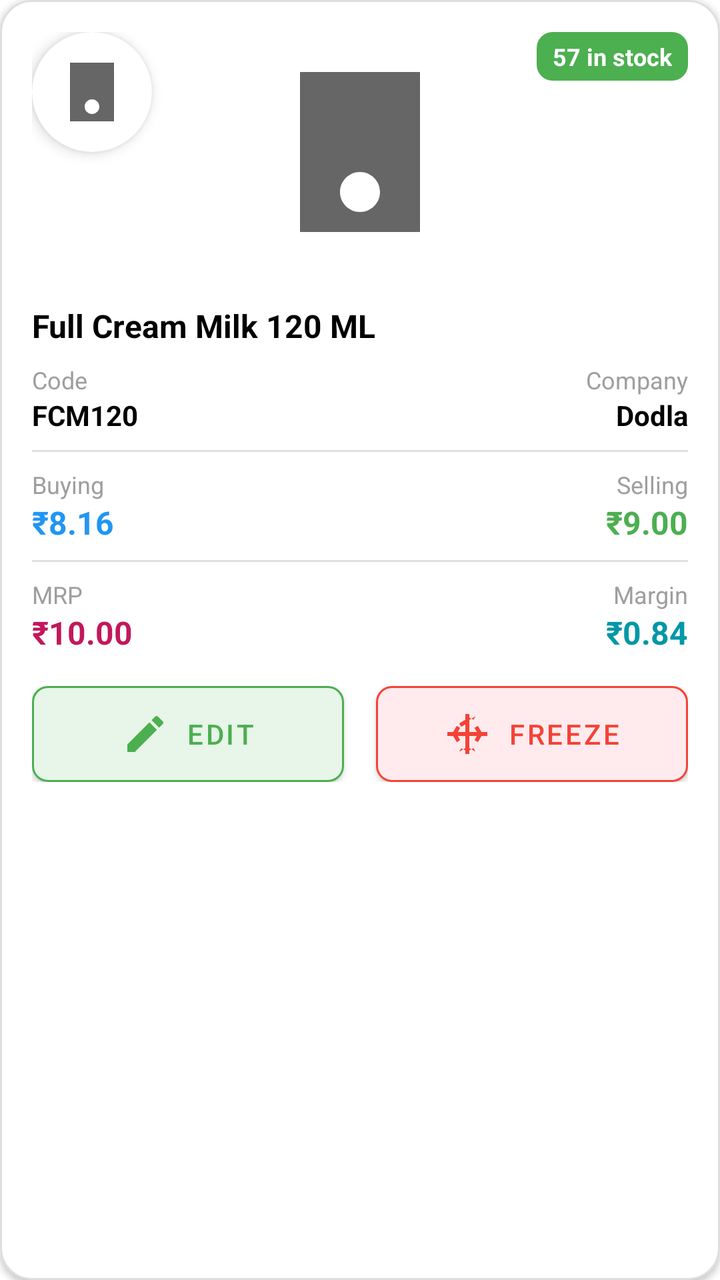
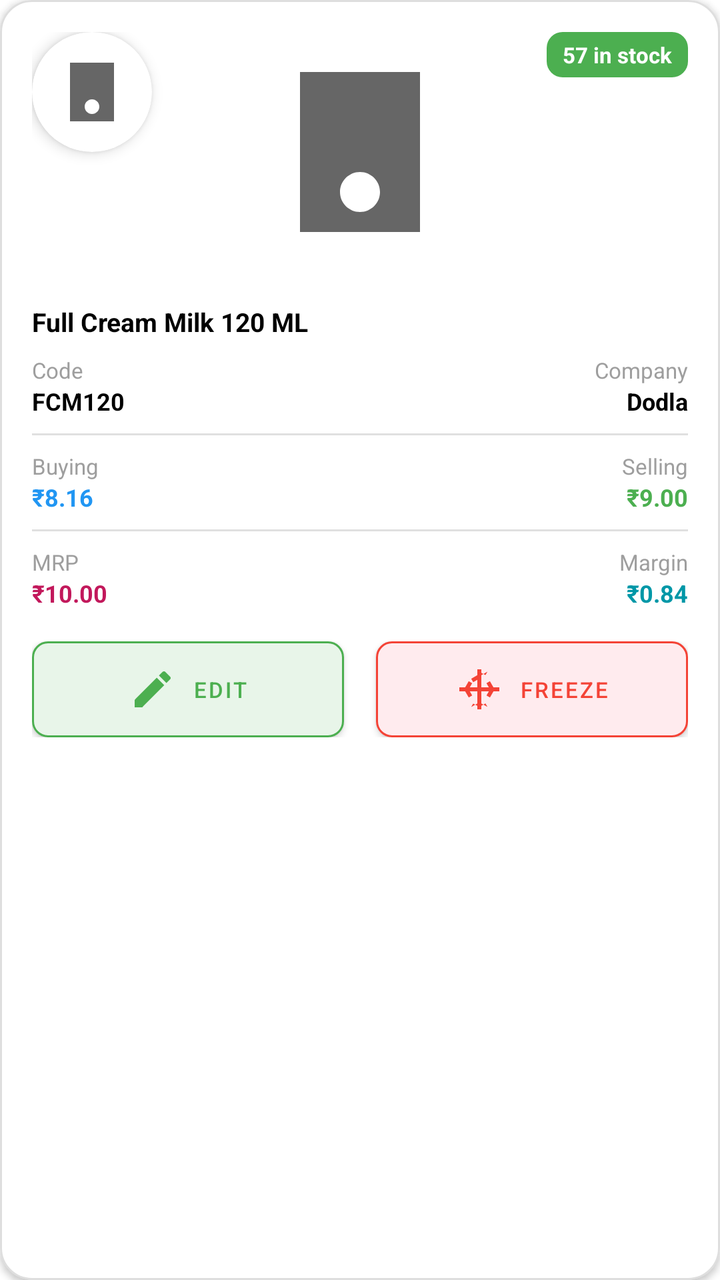

An Android layout rendered at two revisions. The XML below is the earlier revision; the diff shows what the commit changed to produce the second picture.
<!-- AndroidManifest.xml: application theme Theme.SVDAgency -->
<!-- res/layout/admin_item_card.xml -->
<?xml version="1.0" encoding="utf-8"?>
<com.google.android.material.card.MaterialCardView
    xmlns:android="http://schemas.android.com/apk/res/android"
    xmlns:app="http://schemas.android.com/apk/res-auto"
    android:layout_width="match_parent"
    android:layout_height="wrap_content"
    android:layout_marginBottom="16dp"
    android:layout_marginTop="4dp"
    android:layout_marginStart="4dp"
    android:layout_marginEnd="4dp"
    app:cardCornerRadius="16dp"
    app:strokeWidth="1dp"
    app:strokeColor="#80BDBDBD"
    app:cardElevation="2dp">

    <LinearLayout
        android:layout_width="match_parent"
        android:layout_height="wrap_content"
        android:orientation="vertical"
        android:padding="16dp">

        <FrameLayout
            android:layout_width="match_parent"
            android:layout_height="wrap_content">

            
            <com.google.android.material.card.MaterialCardView
                android:layout_width="60dp"
                android:layout_height="60dp"
                app:cardCornerRadius="30dp"
                app:cardElevation="4dp"
                android:layout_gravity="start|top">
                
                <ImageView
                    android:id="@+id/imgCompanyLogo"
                    android:layout_width="match_parent"
                    android:layout_height="match_parent"
                    android:src="@drawable/ic_milk_placeholder"
                    android:padding="8dp"
                    android:scaleType="fitCenter"/>
            </com.google.android.material.card.MaterialCardView>

            
            <ImageView
                android:id="@+id/imgProduct"
                android:layout_width="120dp"
                android:layout_height="120dp"
                android:layout_gravity="center_horizontal"
                android:src="@drawable/ic_milk_placeholder" 
                android:scaleType="fitCenter"/>

            
            <TextView
                android:id="@+id/tvStock"
                android:layout_width="wrap_content"
                android:layout_height="wrap_content"
                android:layout_gravity="end|top"
                android:text="57 in stock"
                android:background="@drawable/bg_status_active"
                android:backgroundTint="#4CAF50"
                android:textColor="@color/white"
                android:paddingStart="8dp"
                android:paddingEnd="8dp"
                android:paddingTop="4dp"
                android:paddingBottom="4dp"
                android:textSize="12sp"
                android:textStyle="bold"/>

        </FrameLayout>

        
        <TextView
            android:id="@+id/tvProductName"
            android:layout_width="match_parent"
            android:layout_height="wrap_content"
            android:text="Full Cream Milk 120 ML"
            android:textSize="16sp"
            android:textStyle="bold"
            android:textColor="@color/black"
            android:layout_marginTop="16dp"/>

        
        <LinearLayout
            android:layout_width="match_parent"
            android:layout_height="wrap_content"
            android:orientation="horizontal"
            android:layout_marginTop="8dp">

            <LinearLayout
                android:layout_width="0dp"
                android:layout_height="wrap_content"
                android:layout_weight="1"
                android:orientation="vertical">
                
                <TextView
                    android:layout_width="wrap_content"
                    android:layout_height="wrap_content"
                    android:text="Code"
                    android:textSize="12sp"
                    android:textColor="@color/gray500"/>
                
                <TextView
                    android:id="@+id/tvCode"
                    android:layout_width="wrap_content"
                    android:layout_height="wrap_content"
                    android:text="FCM120"
                    android:textColor="@color/black"
                    android:textStyle="bold"/>
            </LinearLayout>

            <LinearLayout
                android:layout_width="wrap_content"
                android:layout_height="wrap_content"
                android:orientation="vertical"
                android:gravity="end">

                <TextView
                    android:layout_width="wrap_content"
                    android:layout_height="wrap_content"
                    android:text="Company"
                    android:textSize="12sp"
                    android:textColor="@color/gray500"/>

                <TextView
                    android:id="@+id/tvCompany"
                    android:layout_width="wrap_content"
                    android:layout_height="wrap_content"
                    android:text="Dodla"
                    android:textColor="@color/black"
                    android:textStyle="bold"/>
            </LinearLayout>
        </LinearLayout>
        
        <View
            android:layout_width="match_parent"
            android:layout_height="1dp"
            android:background="#E0E0E0"
            android:layout_marginTop="8dp"
            android:layout_marginBottom="8dp"/>

        
        <LinearLayout
            android:layout_width="match_parent"
            android:layout_height="wrap_content"
            android:orientation="horizontal">

            <LinearLayout
                android:layout_width="0dp"
                android:layout_height="wrap_content"
                android:layout_weight="1"
                android:orientation="vertical">

                <TextView
                    android:layout_width="wrap_content"
                    android:layout_height="wrap_content"
                    android:text="Buying"
                    android:textSize="12sp"
                    android:textColor="@color/gray500"/>

                <TextView
                    android:id="@+id/tvBuyingPrice"
                    android:layout_width="wrap_content"
                    android:layout_height="wrap_content"
                    android:text="₹8.16"
                    android:textColor="#2196F3"
                    android:textSize="16sp"
                    android:textStyle="bold"/>
            </LinearLayout>

            <LinearLayout
                android:layout_width="wrap_content"
                android:layout_height="wrap_content"
                android:orientation="vertical"
                android:gravity="end">

                <TextView
                    android:layout_width="wrap_content"
                    android:layout_height="wrap_content"
                    android:text="Selling"
                    android:textSize="12sp"
                    android:textColor="@color/gray500"/>

                <TextView
                    android:id="@+id/tvSellingPrice"
                    android:layout_width="wrap_content"
                    android:layout_height="wrap_content"
                    android:text="₹9.00"
                    android:textColor="#4CAF50"
                    android:textSize="16sp"
                    android:textStyle="bold"/>
            </LinearLayout>
        </LinearLayout>

        <View
            android:layout_width="match_parent"
            android:layout_height="1dp"
            android:background="#E0E0E0"
            android:layout_marginTop="8dp"
            android:layout_marginBottom="8dp"/>

        
        <LinearLayout
            android:layout_width="match_parent"
            android:layout_height="wrap_content"
            android:orientation="horizontal">

            <LinearLayout
                android:layout_width="0dp"
                android:layout_height="wrap_content"
                android:layout_weight="1"
                android:orientation="vertical">

                <TextView
                    android:layout_width="wrap_content"
                    android:layout_height="wrap_content"
                    android:text="MRP"
                    android:textSize="12sp"
                    android:textColor="@color/gray500"/>

                <TextView
                    android:id="@+id/tvMrp"
                    android:layout_width="wrap_content"
                    android:layout_height="wrap_content"
                    android:text="₹10.00"
                    android:textColor="#C2185B"
                    android:textSize="16sp"
                    android:textStyle="bold"/>
            </LinearLayout>

            <LinearLayout
                android:layout_width="wrap_content"
                android:layout_height="wrap_content"
                android:orientation="vertical"
                android:gravity="end">

                <TextView
                    android:layout_width="wrap_content"
                    android:layout_height="wrap_content"
                    android:text="Margin"
                    android:textSize="12sp"
                    android:textColor="@color/gray500"/>

                <TextView
                    android:id="@+id/tvMargin"
                    android:layout_width="wrap_content"
                    android:layout_height="wrap_content"
                    android:text="₹0.84"
                    android:textColor="#0097A7"
                    android:textSize="16sp"
                    android:textStyle="bold"/>
            </LinearLayout>
        </LinearLayout>

        
        <LinearLayout
            android:layout_width="match_parent"
            android:layout_height="wrap_content"
            android:orientation="horizontal"
            android:layout_marginTop="16dp"
            android:weightSum="2">

            
            <com.google.android.material.button.MaterialButton
                android:id="@+id/btnEdit"
                android:layout_width="0dp"
                android:layout_height="wrap_content"
                android:layout_weight="1"
                android:text="Edit"
                android:textColor="#4CAF50"
                app:backgroundTint="#E8F5E9"
                app:strokeColor="#4CAF50"
                app:strokeWidth="1dp"
                app:cornerRadius="8dp"
                android:layout_marginEnd="8dp"
                app:icon="@drawable/ic_edit"
                app:iconTint="#4CAF50"
                app:iconGravity="textStart"
                android:insetTop="0dp"
                android:insetBottom="0dp"/>

            
            <com.google.android.material.button.MaterialButton
                android:id="@+id/btnFreeze"
                android:layout_width="0dp"
                android:layout_height="wrap_content"
                android:layout_weight="1"
                android:text="Freeze"
                android:textColor="#F44336"
                app:backgroundTint="#FFEBEE"
                app:strokeColor="#F44336"
                app:strokeWidth="1dp"
                app:cornerRadius="8dp"
                android:layout_marginStart="8dp"
                app:icon="@drawable/ic_snowflake"
                app:iconTint="#F44336"
                app:iconGravity="textStart"
                android:insetTop="0dp"
                android:insetBottom="0dp"/>

        </LinearLayout>

    </LinearLayout>
</com.google.android.material.card.MaterialCardView>
<!-- resources referenced by this layout -->
<resources>
  <color name="black">#FF000000</color>
  <color name="gray500">#9E9E9E</color>
  <color name="white">#FFFFFFFF</color>
  <!-- drawable bg_status_active (drawable) -->
  <shape xmlns:android="http://schemas.android.com/apk/res/android">
      <solid android:color="#22C55E"/>
      <corners android:radius="8dp"/>
  </shape>
  <!-- drawable ic_edit (drawable) -->
  <vector xmlns:android="http://schemas.android.com/apk/res/android"
      android:width="24dp"
      android:height="24dp"
      android:viewportWidth="24"
      android:viewportHeight="24"
      android:tint="#000000">
      <path
          android:fillColor="@android:color/white"
          android:pathData="M3,17.25V21h3.75L17.81,9.94l-3.75,-3.75L3,17.25zM20.71,7.04c0.39,-0.39 0.39,-1.02 0,-1.41l-2.34,-2.34c-0.39,-0.39 -1.02,-0.39 -1.41,0l-1.83,1.83 3.75,3.75 1.83,-1.83z"/>
  </vector>
  <!-- drawable ic_milk_placeholder (drawable) -->
  <vector xmlns:android="http://schemas.android.com/apk/res/android"
      android:width="24dp"
      android:height="24dp"
      android:viewportWidth="24"
      android:viewportHeight="24"
      android:tint="?attr/colorControlNormal">
    <path
        android:fillColor="@android:color/white"
        android:pathData="M18,4H6v16h12V4z M12,18c-1.1,0 -2,-0.9 -2,-2s0.9,-2 2,-2 2,0.9 2,2S13.1,18 12,18z"/>
  </vector>
  <!-- drawable ic_snowflake (drawable) -->
  <vector xmlns:android="http://schemas.android.com/apk/res/android"
      android:width="24dp"
      android:height="24dp"
      android:viewportWidth="24"
      android:viewportHeight="24"
      android:tint="#000000">
      <path
          android:fillColor="@android:color/white"
          android:pathData="M11,11v-3.76l-2.07,1.2 -1,-1.73L11,4.92V2h2v2.92l3.07,-1.77 -1,1.73L13,3.76V11h3.76l-1.2,-2.07 1.73,-1 1.77,3.07H22v2h-2.92l-1.77,3.07 -1.73,-1 1.2,-2.07H13v7.24l2.07,-1.2 1,1.73L13,19.08V22h-2v-2.92l-3.07,1.77 1,-1.73L11,20.24V13H7.24l1.2,2.07 -1.73,1L4.92,13H2v-2h2.92l1.77,-3.07 1.73,1L7.24,11H11z"/>
  </vector>
  <style name="Theme.SVDAgency" parent="Theme.MaterialComponents.DayNight.NoActionBar">
          
          <item name="colorPrimary">@color/brand_red</item>
          <item name="colorPrimaryVariant">@color/brand_red</item>
          <item name="colorOnPrimary">@color/white</item>
          
          <item name="colorSecondary">@color/colorAccent</item>
          <item name="colorSecondaryVariant">@color/colorAccent</item>
          <item name="colorOnSecondary">@color/black</item>
  
          
          <item name="android:statusBarColor" tools:targetApi="l">@color/brand_red</item>
          <item name="android:windowLightStatusBar" tools:targetApi="m">false</item>
          <item name="android:windowDrawsSystemBarBackgrounds">true</item>
      </style>
  <color name="brand_red">#D32F2F</color>
  <color name="colorAccent">#FF5252</color>
</resources>

<!-- the commit's change to res/layout/admin_item_card.xml (unified diff, before → after) -->
@@ -63,7 +63,7 @@
                 android:paddingEnd="8dp"
                 android:paddingTop="4dp"
                 android:paddingBottom="4dp"
-                android:textSize="12sp"
+                android:textSize="11sp"
                 android:textStyle="bold"/>
 
         </FrameLayout>
@@ -74,7 +74,7 @@
             android:layout_width="match_parent"
             android:layout_height="wrap_content"
             android:text="Full Cream Milk 120 ML"
-            android:textSize="16sp"
+            android:textSize="13sp"
             android:textStyle="bold"
             android:textColor="@color/black"
             android:layout_marginTop="16dp"/>
@@ -96,7 +96,7 @@
                     android:layout_width="wrap_content"
                     android:layout_height="wrap_content"
                     android:text="Code"
-                    android:textSize="12sp"
+                    android:textSize="11sp"
                     android:textColor="@color/gray500"/>
                 
                 <TextView
@@ -104,6 +104,7 @@
                     android:layout_width="wrap_content"
                     android:layout_height="wrap_content"
                     android:text="FCM120"
+                    android:textSize="12sp"
                     android:textColor="@color/black"
                     android:textStyle="bold"/>
             </LinearLayout>
@@ -118,7 +119,7 @@
                     android:layout_width="wrap_content"
                     android:layout_height="wrap_content"
                     android:text="Company"
-                    android:textSize="12sp"
+                    android:textSize="11sp"
                     android:textColor="@color/gray500"/>
 
                 <TextView
@@ -126,6 +127,7 @@
                     android:layout_width="wrap_content"
                     android:layout_height="wrap_content"
                     android:text="Dodla"
+                    android:textSize="12sp"
                     android:textColor="@color/black"
                     android:textStyle="bold"/>
             </LinearLayout>
@@ -154,7 +156,7 @@
                     android:layout_width="wrap_content"
                     android:layout_height="wrap_content"
                     android:text="Buying"
-                    android:textSize="12sp"
+                    android:textSize="11sp"
                     android:textColor="@color/gray500"/>
 
                 <TextView
@@ -163,7 +165,7 @@
                     android:layout_height="wrap_content"
                     android:text="₹8.16"
                     android:textColor="#2196F3"
-                    android:textSize="16sp"
+                    android:textSize="12sp"
                     android:textStyle="bold"/>
             </LinearLayout>
 
@@ -177,7 +179,7 @@
                     android:layout_width="wrap_content"
                     android:layout_height="wrap_content"
                     android:text="Selling"
-                    android:textSize="12sp"
+                    android:textSize="11sp"
                     android:textColor="@color/gray500"/>
 
                 <TextView
@@ -186,7 +188,7 @@
                     android:layout_height="wrap_content"
                     android:text="₹9.00"
                     android:textColor="#4CAF50"
-                    android:textSize="16sp"
+                    android:textSize="12sp"
                     android:textStyle="bold"/>
             </LinearLayout>
         </LinearLayout>
@@ -214,7 +216,7 @@
                     android:layout_width="wrap_content"
                     android:layout_height="wrap_content"
                     android:text="MRP"
-                    android:textSize="12sp"
+                    android:textSize="11sp"
                     android:textColor="@color/gray500"/>
 
                 <TextView
@@ -223,7 +225,7 @@
                     android:layout_height="wrap_content"
                     android:text="₹10.00"
                     android:textColor="#C2185B"
-                    android:textSize="16sp"
+                    android:textSize="12sp"
                     android:textStyle="bold"/>
             </LinearLayout>
 
@@ -237,7 +239,7 @@
                     android:layout_width="wrap_content"
                     android:layout_height="wrap_content"
                     android:text="Margin"
-                    android:textSize="12sp"
+                    android:textSize="11sp"
                     android:textColor="@color/gray500"/>
 
                 <TextView
@@ -246,7 +248,7 @@
                     android:layout_height="wrap_content"
                     android:text="₹0.84"
                     android:textColor="#0097A7"
-                    android:textSize="16sp"
+                    android:textSize="12sp"
                     android:textStyle="bold"/>
             </LinearLayout>
         </LinearLayout>
@@ -266,6 +268,7 @@
                 android:layout_height="wrap_content"
                 android:layout_weight="1"
                 android:text="Edit"
+                android:textSize="11sp"
                 android:textColor="#4CAF50"
                 app:backgroundTint="#E8F5E9"
                 app:strokeColor="#4CAF50"
@@ -285,6 +288,7 @@
                 android:layout_height="wrap_content"
                 android:layout_weight="1"
                 android:text="Freeze"
+                android:textSize="11sp"
                 android:textColor="#F44336"
                 app:backgroundTint="#FFEBEE"
                 app:strokeColor="#F44336"
